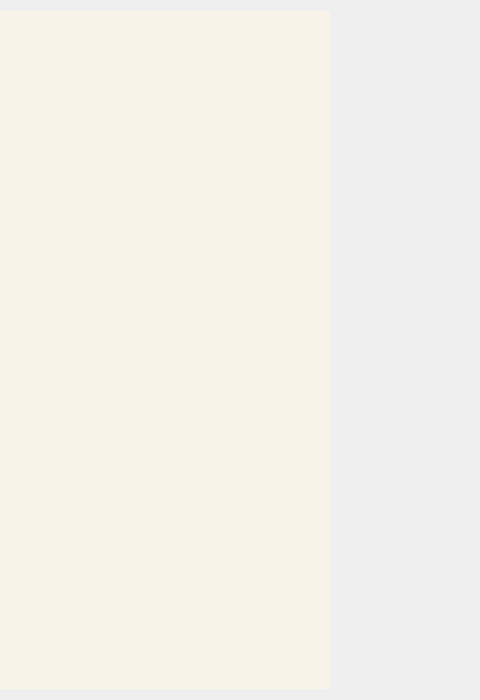
Old version of the form novelwindow.ui in the repository lankai7/Novel_Book; both pictures show x 620 to 1100 and y 0 to 700 of the 1100 by 700 pixel window.
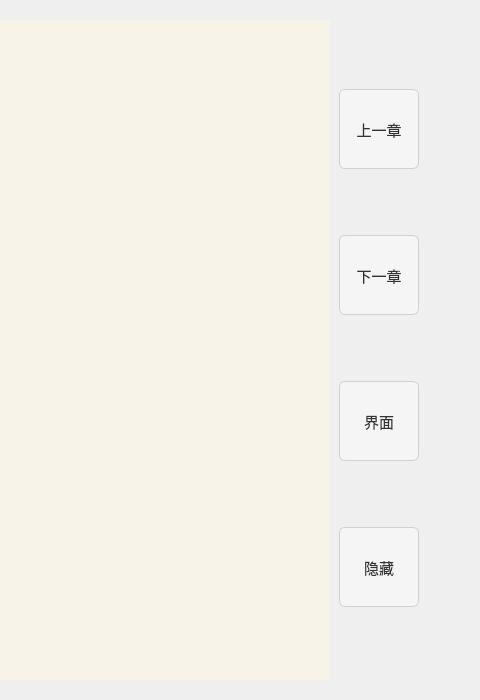
New version of the form.

Patch:
```diff
--- a/novelwindow.ui
+++ b/novelwindow.ui
@@ -13,13 +13,18 @@
   <property name="windowTitle">
    <string>Form</string>
   </property>
-  <layout class="QHBoxLayout" name="horizontalLayout" stretch="0,0,0">
+  <layout class="QHBoxLayout" name="horizontalLayout" stretch="0">
+   <property name="spacing">
+    <number>0</number>
+   </property>
    <item>
-    <widget class="QLabel" name="label">
-     <property name="text">
-      <string/>
-     </property>
-    </widget>
+    <widget class="QWidget" name="widget" native="true">
+     <layout class="QHBoxLayout" name="horizontalLayout_2">
+      <property name="spacing">
+       <number>0</number>
+      </property>
+      <item>
+       <widget class="QWidget" name="widget_left" native="true"/>
    </item>
    <item>
     <widget class="QTextBrowser" name="textContent">
@@ -32,7 +37,7 @@
      <property name="styleSheet">
       <string notr="true">QTextBrowser {
     /* 背景颜色：柔和米白 */
-    background-color: #F7F3E9;
+    background-color: #f7f3e9;
 
     /* 正文字体：常用阅读字体 */
     font-family: &quot;Microsoft YaHei&quot;, &quot;微软雅黑&quot;, &quot;SimSun&quot;, &quot;宋体&quot;;
@@ -44,7 +49,9 @@
     color: #333333;
 
     /* 控件边框去掉 */
-    border: none;
+	border: none;          /* 去掉边框 */
+
+    outline: 0;
 
     /* 内边距，避免文字贴边 */
     padding: 16px;
@@ -79,10 +86,96 @@
     </widget>
    </item>
    <item>
-    <widget class="QLabel" name="label_2">
+       <widget class="QWidget" name="widget_right" native="true">
+        <property name="styleSheet">
+         <string notr="true">/* 通用按钮样式 */
+QPushButton {
+    background-color: #f5f5f5;          /* 默认背景 */
+    border: 1px solid #d0d0d0;          /* 边框 */
+    border-radius: 6px;                 /* 圆角 */
+    padding: 6px 14px;                  /* 内边距 */
+    color: #333333;                     /* 字色 */
+    font-size: 15px;                    /* 字体大小 */
+}
+
+/* hover 鼠标悬停 */
+QPushButton:hover {
+    background-color: #e0e0e0;
+    border-color: #bbbbbb;
+}
+
+/* 按下 */
+QPushButton:pressed {
+    background-color: #cfcfcf;
+    border-color: #999999;
+}
+
+/* 禁用状态 */
+QPushButton:disabled {
+    background-color: #e8e8e8;
+    border: 1px solid #cccccc;
+    color: #aaaaaa;
+}
+
+</string>
+        </property>
+        <layout class="QVBoxLayout" name="verticalLayout">
+         <item>
+          <widget class="QPushButton" name="btn_prev">
+           <property name="maximumSize">
+            <size>
+             <width>80</width>
+             <height>80</height>
+            </size>
+           </property>
      <property name="text">
-      <string/>
-     </property>
+            <string>上一章</string>
+           </property>
+          </widget>
+         </item>
+         <item>
+          <widget class="QPushButton" name="btn_next">
+           <property name="maximumSize">
+            <size>
+             <width>80</width>
+             <height>80</height>
+            </size>
+           </property>
+           <property name="text">
+            <string>下一章</string>
+           </property>
+          </widget>
+         </item>
+         <item>
+          <widget class="QPushButton" name="btn_setting">
+           <property name="maximumSize">
+            <size>
+             <width>80</width>
+             <height>80</height>
+            </size>
+           </property>
+           <property name="text">
+            <string>界面</string>
+           </property>
+          </widget>
+         </item>
+         <item>
+          <widget class="QPushButton" name="btn_hide">
+           <property name="maximumSize">
+            <size>
+             <width>80</width>
+             <height>80</height>
+            </size>
+           </property>
+           <property name="text">
+            <string>隐藏</string>
+           </property>
+          </widget>
+         </item>
+        </layout>
+       </widget>
+      </item>
+     </layout>
     </widget>
    </item>
   </layout>
```
Lines whose indentation alone changed are shown as unchanged.
